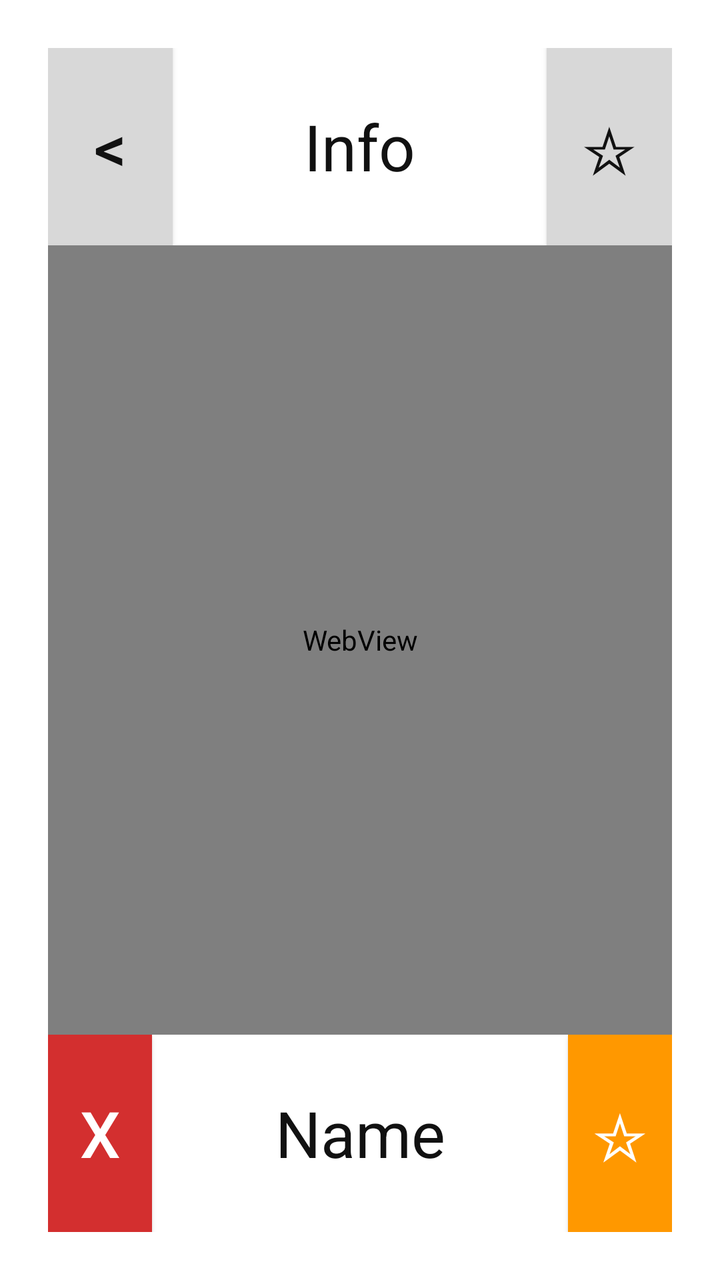
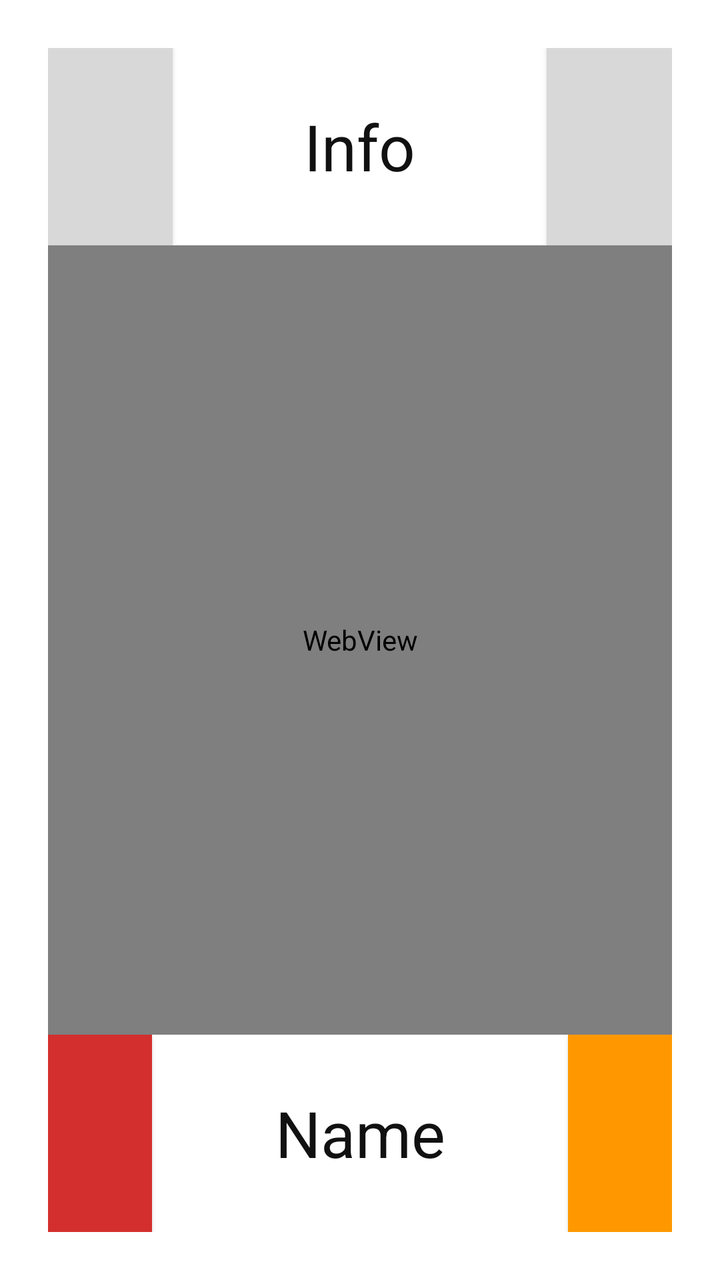

The first picture is an Android layout as it rendered before a commit; the second is the same layout after the commit. The layout source and the unified diff follow.
<!-- AndroidManifest.xml: application theme AppTheme -->
<!-- res/layout/info.xml -->
<LinearLayout
     xmlns:android="http://schemas.android.com/apk/res/android"
     xmlns:tools="http://schemas.android.com/tools"
     android:id="@+id/bg"
     android:orientation="vertical"
     android:layout_width="match_parent"
     android:layout_height="match_parent"
     android:padding="@dimen/largeMargin"
     tools:context=".NewNames">

     <LinearLayout
          android:orientation="horizontal"
          android:layout_width="fill_parent"
          android:layout_height="0dp"
          android:layout_weight="1">

          <Button
               android:id="@+id/back"
               android:onClick="back"
               android:text="@string/back"
               android:textSize="@dimen/largeText"
               android:textColor="@color/button_text"
               android:padding="@dimen/smallMargin"
               android:layout_height="fill_parent"
               android:layout_width="0dp"
               android:layout_weight="1"
               android:background="@color/gray"
               android:gravity="center"
               android:layout_gravity="center_horizontal"/>

          <TextView
               android:text="@string/infoPage"
               android:gravity="center"
               android:textSize="@dimen/largeText"
               android:textColor="@color/text_primary"
               android:layout_height="fill_parent"
               android:layout_width="0dp"
               android:layout_weight="3"/>

          <Button
               android:id="@+id/myList"
               android:onClick="myList"
               android:text="@string/myList"
               android:textSize="@dimen/largeText"
               android:textColor="@color/button_text"
               android:padding="@dimen/smallMargin"
               android:layout_width="0dp"
               android:layout_height="fill_parent"
               android:layout_weight="1"
               android:background="@color/gray"/>

     </LinearLayout>

     <WebView
          android:id="@+id/webView"
          android:layout_height="0dp"
          android:layout_width="fill_parent"
          android:layout_weight="4">

     </WebView>

     <LinearLayout
          android:orientation="horizontal"
          android:layout_height="0dp"
          android:layout_width="fill_parent"
          android:layout_weight="1">

          <Button
               android:id="@+id/delete"
               android:onClick="delete"
               android:text="@string/delete"
               android:textSize="@dimen/largeText"
               android:textColor="@color/delete_text"
               android:layout_height="fill_parent"
               android:layout_width="0dp"
               android:layout_weight="1"
               android:background="@color/delete"/>

          <TextView
               android:orientation="horizontal"
               android:id="@+id/name"
               android:text="@string/name"
               android:gravity="center"
               android:textSize="@dimen/largeText"
               android:textColor="@color/text_primary"
               android:layout_height="fill_parent"
               android:layout_width="0dp"
               android:layout_weight="4"/>

          <Button
               android:id="@+id/save"
               android:onClick="save"
               android:text="@string/save"
               android:textSize="@dimen/largeText"
               android:textColor="@color/save_text"
               android:layout_height="fill_parent"
               android:layout_width="0dp"
               android:layout_weight="1"
               android:background="@color/save"/>

     </LinearLayout>

</LinearLayout>
<!-- resources referenced by this layout -->
<resources>
  <color name="button_text">#111111</color>
  <color name="delete">#d32f2f</color>
  <color name="delete_text">#ffffff</color>
  <color name="gray">#d8d8d8</color>
  <color name="save">#ff9800</color>
  <color name="save_text">#ffffff</color>
  <color name="text_primary">#111111</color>
  <dimen name="largeMargin">24dp</dimen>
  <dimen name="largeText">32sp</dimen>
  <dimen name="smallMargin">6dp</dimen>
  <string name="back">&lt;</string>
  <string name="delete">x</string>
  <string name="infoPage">Info</string>
  <string name="myList">☆</string>
  <string name="name">Name</string>
  <string name="save">☆</string>
  <style name="AppTheme" parent="android:Theme.Material.Light.NoActionBar">
          <item name="android:textColor">@color/text_primary</item>
          <item name="android:textColorPrimary">@color/text_primary</item>
          <item name="android:textColorSecondary">@color/text_secondary</item>
          <item name="android:windowBackground">@color/white</item>
          <item name="android:colorBackground">@color/white</item>
      </style>
  <color name="text_secondary">#555555</color>
  <color name="white">#ffffff</color>
</resources>

<!-- the commit's change to res/layout/info.xml (unified diff, before → after) -->
@@ -17,15 +17,15 @@
           <Button
                android:id="@+id/back"
                android:onClick="back"
-               android:text="@string/back"
-               android:textSize="@dimen/largeText"
-               android:textColor="@color/button_text"
+               android:text=""
+               android:foreground="@drawable/tool_back"
+               android:foregroundGravity="center"
+               android:gravity="center"
                android:padding="@dimen/smallMargin"
                android:layout_height="fill_parent"
                android:layout_width="0dp"
                android:layout_weight="1"
                android:background="@color/gray"
-               android:gravity="center"
                android:layout_gravity="center_horizontal"/>
 
           <TextView
@@ -40,9 +40,10 @@
           <Button
                android:id="@+id/myList"
                android:onClick="myList"
-               android:text="@string/myList"
-               android:textSize="@dimen/largeText"
-               android:textColor="@color/button_text"
+               android:text=""
+               android:foreground="@drawable/tool_star"
+               android:foregroundGravity="center"
+               android:gravity="center"
                android:padding="@dimen/smallMargin"
                android:layout_width="0dp"
                android:layout_height="fill_parent"
@@ -68,9 +69,11 @@
           <Button
                android:id="@+id/delete"
                android:onClick="delete"
-               android:text="@string/delete"
-               android:textSize="@dimen/largeText"
-               android:textColor="@color/delete_text"
+               android:text=""
+               android:foreground="@drawable/tool_delete"
+               android:foregroundGravity="center"
+               android:gravity="center"
+               android:padding="@dimen/smallMargin"
                android:layout_height="fill_parent"
                android:layout_width="0dp"
                android:layout_weight="1"
@@ -90,9 +93,11 @@
           <Button
                android:id="@+id/save"
                android:onClick="save"
-               android:text="@string/save"
-               android:textSize="@dimen/largeText"
-               android:textColor="@color/save_text"
+               android:text=""
+               android:foreground="@drawable/tool_save"
+               android:foregroundGravity="center"
+               android:gravity="center"
+               android:padding="@dimen/smallMargin"
                android:layout_height="fill_parent"
                android:layout_width="0dp"
                android:layout_weight="1"
<!-- resource entries referenced after the edit -->
@@ -10,12 +10,51 @@
   <dimen name="largeMargin">24dp</dimen>
   <dimen name="largeText">32sp</dimen>
   <dimen name="smallMargin">6dp</dimen>
-  <string name="back">&lt;</string>
-  <string name="delete">x</string>
+  <!-- drawable tool_back (drawable) -->
+  <vector xmlns:android="http://schemas.android.com/apk/res/android"
+      android:width="28dp"
+      android:height="28dp"
+      android:viewportWidth="100"
+      android:viewportHeight="100">
+      <path
+          android:fillColor="@color/button_text"
+          android:pathData="M 70,18 C 72.5,16.5 76,18.2 76,21.5 L 76,78.5 C 76,81.8 72.5,83.5 70,82 L 22,53.5 C 19.5,52 19.5,48 22,46.5 Z"/>
+  </vector>
+  <!-- drawable tool_delete (drawable) -->
+  <vector xmlns:android="http://schemas.android.com/apk/res/android"
+      android:width="28dp"
+      android:height="28dp"
+      android:viewportWidth="100"
+      android:viewportHeight="100">
+      <path
+          android:strokeColor="@color/delete_text"
+          android:strokeWidth="16"
+          android:strokeLineCap="round"
+          android:pathData="M 22,22 L 78,78 M 78,22 L 22,78"/>
+  </vector>
+  <!-- drawable tool_save (drawable) -->
+  <vector xmlns:android="http://schemas.android.com/apk/res/android"
+      android:width="28dp"
+      android:height="28dp"
+      android:viewportWidth="100"
+      android:viewportHeight="100">
+      <path
+          android:fillColor="@color/save_text"
+          android:fillType="evenOdd"
+          android:pathData="M 16,12 C 13.8,12 12,13.8 12,16 L 12,84 C 12,86.2 13.8,88 16,88 L 84,88 C 86.2,88 88,86.2 88,84 L 88,28 L 72,12 L 16,12 Z M 28,16 L 68,16 C 69.1,16 70,16.9 70,18 L 70,36 C 70,37.1 69.1,38 68,38 L 28,38 C 26.9,38 26,37.1 26,36 L 26,18 C 26,16.9 26.9,16 28,16 Z M 56,22 L 62,22 L 62,32 L 56,32 Z M 24,52 C 24,49.8 25.8,48 28,48 L 72,48 C 74.2,48 76,49.8 76,52 L 76,84 L 24,84 L 24,52 Z M 32,58 L 68,58 L 68,64 L 32,64 Z M 32,70 L 68,70 L 68,76 L 32,76 Z"/>
+  </vector>
+  <!-- drawable tool_star (drawable) -->
+  <vector xmlns:android="http://schemas.android.com/apk/res/android"
+      android:width="28dp"
+      android:height="28dp"
+      android:viewportWidth="100"
+      android:viewportHeight="100">
+      <path
+          android:fillColor="@color/button_text"
+          android:pathData="M 50,8 L 62.5,35.5 L 91.5,39.5 L 70.5,59.5 L 75.8,88.5 L 50,74.5 L 24.2,88.5 L 29.5,59.5 L 8.5,39.5 L 37.5,35.5 Z"/>
+  </vector>
   <string name="infoPage">Info</string>
-  <string name="myList">☆</string>
   <string name="name">Name</string>
-  <string name="save">☆</string>
   <style name="AppTheme" parent="android:Theme.Material.Light.NoActionBar">
           <item name="android:textColor">@color/text_primary</item>
           <item name="android:textColorPrimary">@color/text_primary</item>
